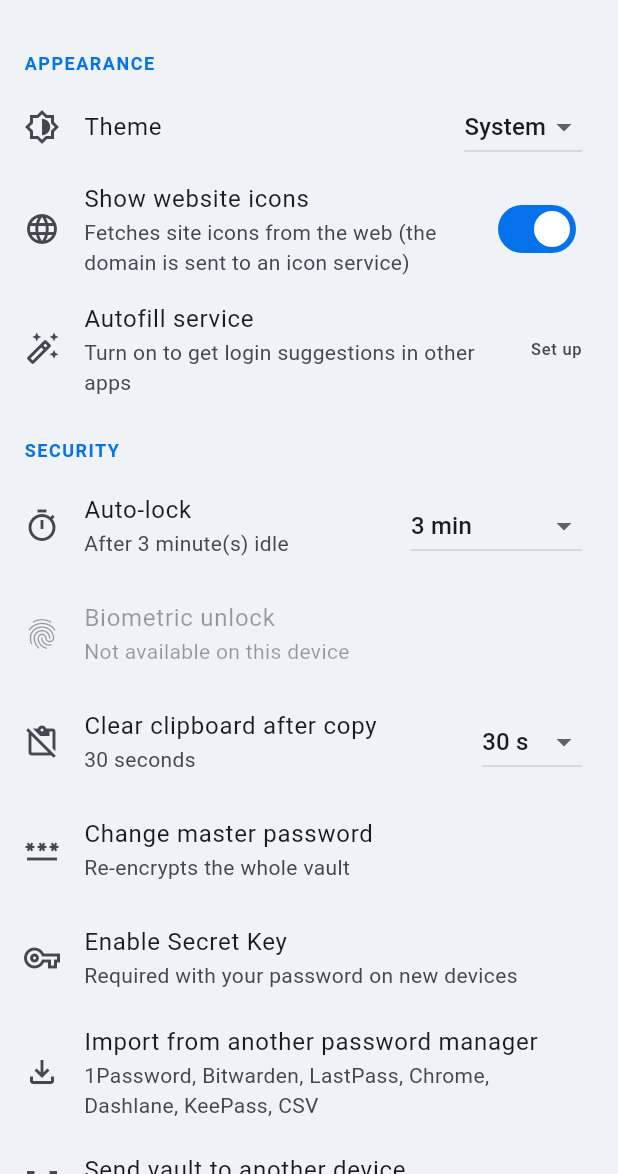
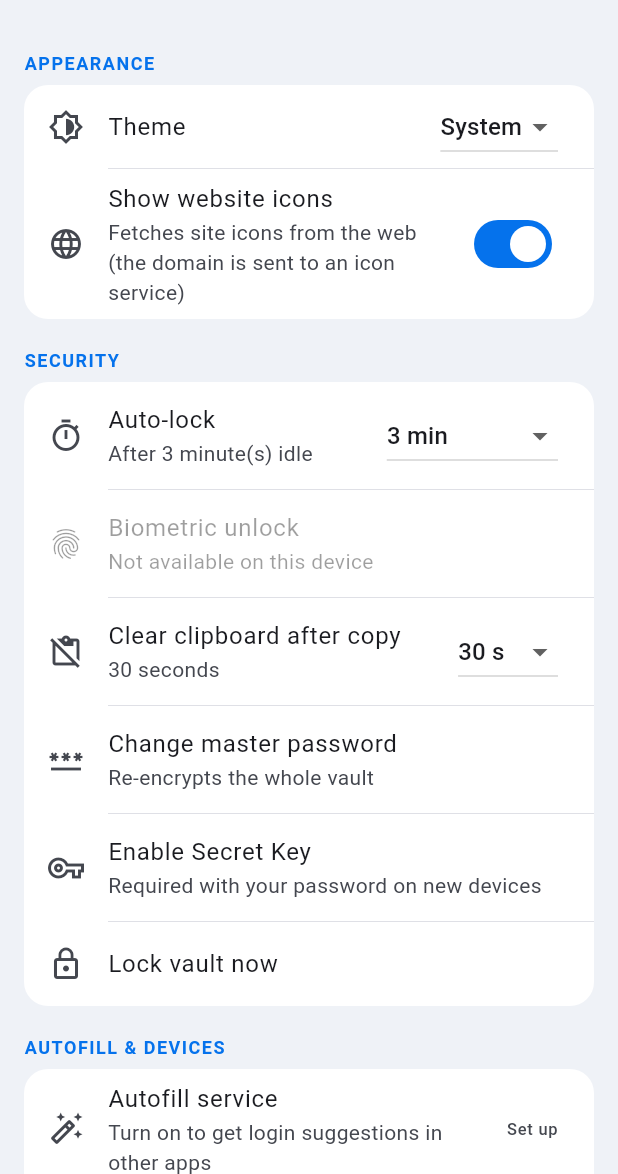
Before and after one commit to breaking-bash/securevault, a Flutter app: the SettingsScreen screen opened directly, on a phone screen of 412 x 824 dp, the part 62-1236 px from its top. Run offline on Flutter 3.47's test engine with Material 3 defaults, Android fonts, the phone set to English and light mode, and no system bars; our stand-ins replace file_picker, flutter_secure_storage, local_auth, pdf, qr_flutter, sqflite_common_ffi; missing offline and left inert: base32, cryptography, local_auth_android, mobile_scanner, otp; accounts and stored records are empty.

Commit message:
Settings sections, About, FLAG_SECURE, kit QR, custom New Item button
Co-authored-by: Copilot App <223556219+Copilot@users.noreply.github.com>

```diff
--- a/lib/ui/screens/settings_screen.dart
+++ b/lib/ui/screens/settings_screen.dart
@@ -78,6 +78,7 @@ class _SettingsScreenState extends State<SettingsScreen> {
       body: ListView(
         children: [
           const _SectionHeader('Appearance'),
+          _Card(children: [
           ListTile(
             leading: const Icon(Icons.brightness_6_outlined),
             title: const Text('Theme'),
@@ -102,8 +103,9 @@ class _SettingsScreenState extends State<SettingsScreen> {
             value: s.fetchIcons,
             onChanged: (v) => state.updateSettings(s.copyWith(fetchIcons: v)),
           ),
-          if (Platform.isAndroid) const _AutofillTile(),
+          ]),
           const _SectionHeader('Security'),
+          _Card(children: [
           ListTile(
             leading: const Icon(Icons.timer_outlined),
             title: const Text('Auto-lock'),
@@ -164,12 +166,17 @@ class _SettingsScreenState extends State<SettingsScreen> {
                 : () => _secretKey(context),
           ),
           ListTile(
-            leading: const Icon(Icons.file_download_outlined),
-            title: const Text('Import from another password manager'),
-            subtitle: const Text('1Password, Bitwarden, LastPass, Chrome, Dashlane, KeePass, CSV'),
-            onTap: () => Navigator.of(context).push(
-                MaterialPageRoute(builder: (_) => const ImportScreen())),
+            leading: const Icon(Icons.lock_outline),
+            title: const Text('Lock vault now'),
+            onTap: () {
+              state.lock();
+              Navigator.of(context).popUntil((r) => r.isFirst);
+            },
           ),
+          ]),
+          const _SectionHeader('Autofill & devices'),
+          _Card(children: [
+            if (Platform.isAndroid) const _AutofillTile(),
           if (Platform.isAndroid || Platform.isIOS)
             ListTile(
               leading: const Icon(Icons.qr_code_scanner),
@@ -178,25 +185,47 @@ class _SettingsScreenState extends State<SettingsScreen> {
               onTap: () => Navigator.of(context).push(MaterialPageRoute(
                   builder: (_) => const LinkSendScreen())),
             ),
+          ]),
+          const _SectionHeader('Data'),
+          _Card(children: [
           ListTile(
-            leading: const Icon(Icons.lock_outline),
-            title: const Text('Lock vault now'),
-            onTap: () {
-              state.lock();
-              Navigator.of(context).popUntil((r) => r.isFirst);
-            },
+            leading: const Icon(Icons.file_download_outlined),
+            title: const Text('Import from another password manager'),
+            subtitle: const Text('1Password, Bitwarden, LastPass, Chrome, Dashlane, KeePass, CSV'),
+            onTap: () => Navigator.of(context).push(
+                MaterialPageRoute(builder: (_) => const ImportScreen())),
           ),
+          ]),
           const _SectionHeader('About'),
-          const ListTile(
-            leading: Icon(Icons.shield_outlined),
-            title: Text('SecureVault'),
-            subtitle: Text(
-                'Zero-knowledge, on-device password manager.\n'
-                'Argon2id key derivation · AES-256-GCM encryption.\n'
-                'All data is stored locally on this device only.'),
-            isThreeLine: true,
-          ),
-        ],
+          _Card(children: [
+            const ListTile(
+              leading: Icon(Icons.shield_outlined),
+              title: Text('SecureVault'),
+              subtitle: Text('Your passwords, secured on your device.'),
+            ),
+            const ListTile(
+              leading: Icon(Icons.person_outline),
+              title: Text('Developer'),
+              subtitle: Text('@itsnavin'),
+            ),
+            Builder(
+              builder: (ctx) => ListTile(
+                leading: const Icon(Icons.code),
+                title: const Text('Source code'),
+                subtitle: const Text('github.com/itsnavin/securevault'),
+                trailing: const Icon(Icons.copy, size: 18),
+                onTap: () async {
+                  await Clipboard.setData(const ClipboardData(
+                      text: 'https://github.com/itsnavin/securevault'));
+                  if (ctx.mounted) {
+                    ScaffoldMessenger.of(ctx).showSnackBar(
+                        const SnackBar(content: Text('Link copied')));
+                  }
+                },
+              ),
+            ),
+          ]),
+          const SizedBox(height: 24),        ],
       ),
     );
   }
@@ -212,7 +241,7 @@ class _SettingsScreenState extends State<SettingsScreen> {
       return const ListTile(
         leading: Icon(Icons.fingerprint),
         title: Text('Biometric unlock'),
-        subtitle: Text('Checking availability…'),
+        subtitle: Text('Checking availabilityâ€¦'),
       );
     }
     if (!_bioAvailable) {
@@ -334,11 +363,35 @@ class _SettingsScreenState extends State<SettingsScreen> {
                   child: const Text('Cancel')),
               FilledButton(
                 onPressed: busy ? null : submit,
-                child: Text(busy ? 'Working…' : 'Change'),
+                child: Text(busy ? 'Workingâ€¦' : 'Change'),
               ),
             ],
           );
         },
+      ),
+    );
+  }
+}
+
+/// Rounded card that groups a settings section's tiles.
+class _Card extends StatelessWidget {
+  final List<Widget> children;
+  const _Card({required this.children});
+
+  @override
+  Widget build(BuildContext context) {
+    return Padding(
+      padding: const EdgeInsets.symmetric(horizontal: 16),
+      child: Material(
+        color: Theme.of(context).colorScheme.surfaceContainerHighest,
+        borderRadius: BorderRadius.circular(16),
+        clipBehavior: Clip.antiAlias,
+        child: Column(children: [
+          for (var i = 0; i < children.length; i++) ...[
+            if (i > 0) const Divider(height: 0, indent: 56),
+            children[i],
+          ],
+        ]),
       ),
     );
   }
```
Also changed, not shown: lib/ui/screens/home_screen.dart (+40 -8 lines), lib/ui/widgets/emergency_kit.dart (+28 -0 lines), 2 other files.
